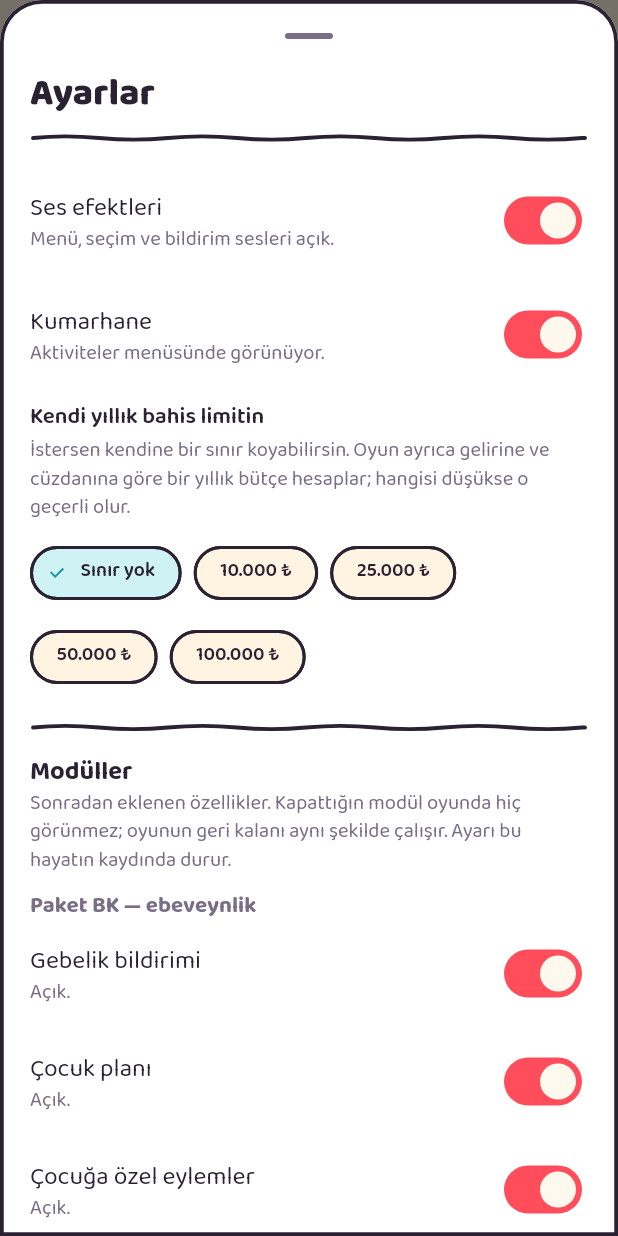
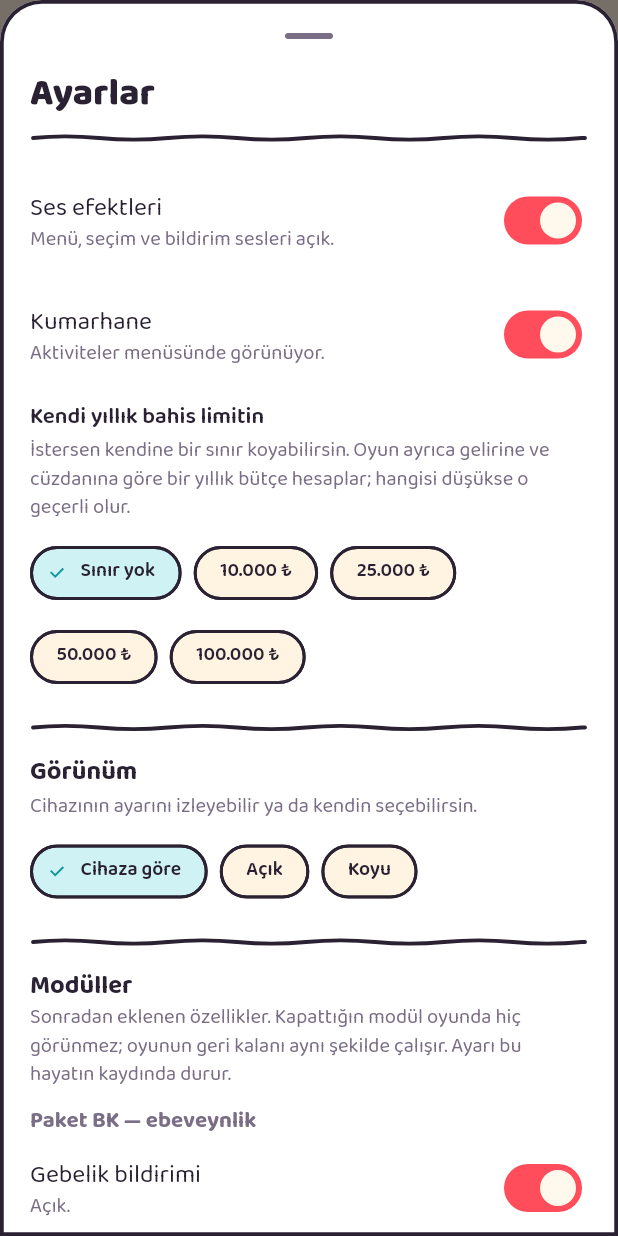
Before and after one commit to fahrettinkoksal/bir--m-r, a Flutter app: the screen it shows after launch, after a tap on "Rastgele bir hayat", after a tap on the "settings" icon, on a phone screen of 412 x 824 dp. Run offline on Flutter 3.47's test engine with Material 3 defaults, Android fonts, the phone set to English and light mode, and no system bars; our stand-ins replace audioplayers.

Commit message:
Paket BQ: görünüm seçimi — cihaza göre / açık / koyu
Koyu tema oyunda baştan beri vardı (BirOmurTheme.dark(), golden
testleri iki temayı da çekiyor) ama oyuncu seçemiyordu: uygulamanın
kökünde themeMode: ThemeMode.system sabitti. Yani telefonun ayarı neyse
oyun onu kullanıyordu.

- AppThemeChoice (sistem/açık/koyu) GameSettings içinde ve kayda anahtar
  olarak yazılıyor. Flutter'ın ThemeMode'u kayda girmiyor; eşleme arayüz
  katmanında yapılıyor, böylece kayıt biçimi arayüz kütüphanesinin
  sıralamasına bağlı kalmıyor.
- Ayarlar → Görünüm: üç seçenek (settings_theme_sistem / _acik / _koyu).
  Seçim anında uygulanıyor, kayda yazılıyor, oyun kapanıp açılınca
  duruyor.
- BirOmurApp.themeMode artık zorlama parametresi: boşsa kayıttaki seçim,
  kayıt yoksa cihazın ayarı geçerli; dolu verilince o kip uygulanıyor.
  Golden testleri aynı kareyi iki temada da çekmeye devam ediyor.
- Eski kayıtta alan yoksa ya da tanınmayan anahtar varsa cihazın ayarına
  dönülüyor.

Modül anahtarı eklenmedi: anahtar seçimin içinde, "Cihaza göre" eski
davranışın birebir aynısı. Gerekçe Q-212'de.

Bekçi: app/test/paket_bq_gorunum_test.dart (9 test) — kayıt gidiş
dönüşü, eski kayıt, tanınmayan anahtar, üç seçeneğin ekranda olması,
koyu seçilince uygulamanın koyuya geçmesi, cihaz koyuyken açık seçiminin
korunması, kayıttan geri yüklenince seçimin durması ve test
zorlamasının kayıttan güçlü olması.

Hedefli doğrulama: golden_screens, sound, save_field_coverage,
paket_bl_modul_ayar ve paket_bq dosyaları geçti (24 test, 17 atlandı).
Tam süit bu commit'ten sonra koşuyor.

Co-Authored-By: Claude Opus 5 <noreply@anthropic.com>
Claude-Session: https://claude.ai/code/session_017RiAabM4Z6kUyLwtao9wh3

```diff
--- a/app/lib/app.dart
+++ b/app/lib/app.dart
@@ -1,5 +1,6 @@
 import 'package:flutter/material.dart';
 
+import 'domain/models/game_settings.dart';
 import 'state/game_controller.dart';
 import 'state/game_scope.dart';
 import 'ui/screens/home_shell.dart';
@@ -13,16 +14,18 @@ class BirOmurApp extends StatefulWidget {
   const BirOmurApp({
     super.key,
     this.controller,
-    this.themeMode = ThemeMode.system,
+    this.themeMode,
     this.sound,
   });
 
   /// Testlerde sabit tohumlu bir denetleyici verilebilir.
   final GameController? controller;
 
-  /// Açık/koyu tema seçimi. Varsayılan olarak **cihazın** ayarı kullanılır;
-  /// testlerde koyu tema doğrudan verilebilir.
-  final ThemeMode themeMode;
+  /// Tema kipini **zorlar**. Boşsa kayıttaki oyuncu seçimi geçerlidir
+  /// (Paket BQ); kayıt yoksa cihazın ayarı kullanılır. Dolu verilince
+  /// kayıt ne derse desin bu kip uygulanır — golden testleri aynı kareyi
+  /// iki temada da çekebilsin diye.
+  final ThemeMode? themeMode;
 
   /// Ses servisi; testlerde sessiz bir servis verilebilir.
   final SoundService? sound;
@@ -38,6 +41,9 @@ class _BirOmurAppState extends State<BirOmurApp> {
   /// Ses efektleri servisi. Ayar kapalıyken hiçbir ses çalınmaz.
   late final SoundService _sound = widget.sound ?? SoundService();
 
+  /// Kayıttan okunan görünüm seçimi (Paket BQ).
+  AppThemeChoice _temaSecimi = AppThemeChoice.sistem;
+
   @override
   void initState() {
     super.initState();
@@ -45,9 +51,26 @@ class _BirOmurAppState extends State<BirOmurApp> {
     _ayarlariUygula();
   }
 
-  /// Kayıttaki ses ayarını servise yansıtır.
+  /// Kayıttaki ses ve görünüm ayarını uygular.
   void _ayarlariUygula() {
     _sound.enabled = _controller.state?.settings.soundEnabled ?? true;
+    final AppThemeChoice secim =
+        _controller.state?.settings.themeChoice ?? AppThemeChoice.sistem;
+    if (secim != _temaSecimi) {
+      setState(() => _temaSecimi = secim);
+    }
+  }
+
+  /// Oyuncunun seçimi Flutter'ın kipine burada çevrilir: kayıt biçimi
+  /// arayüz kütüphanesine bağlanmaz.
+  ThemeMode get _temaKipi {
+    final ThemeMode? zorlanan = widget.themeMode;
+    if (zorlanan != null) return zorlanan;
+    return switch (_temaSecimi) {
+      AppThemeChoice.sistem => ThemeMode.system,
+      AppThemeChoice.acik => ThemeMode.light,
+      AppThemeChoice.koyu => ThemeMode.dark,
+    };
   }
 
   @override
@@ -69,7 +92,7 @@ class _BirOmurAppState extends State<BirOmurApp> {
           debugShowCheckedModeBanner: false,
           theme: BirOmurTheme.light(),
           darkTheme: BirOmurTheme.dark(),
-          themeMode: widget.themeMode,
+          themeMode: _temaKipi,
           home: const _Root(),
         ),
       ),
--- a/app/lib/domain/models/game_settings.dart
+++ b/app/lib/domain/models/game_settings.dart
@@ -1,6 +1,36 @@
 import 'package:flutter/foundation.dart';
 
 import '../features/feature_catalog.dart';
+
+/// Oyuncunun görünüm seçimi (Paket BQ).
+///
+/// Oyunda koyu tema baştan beri **vardı** (`BirOmurTheme.dark()`) ama
+/// oyuncu seçemiyordu: uygulamanın kökü `ThemeMode.system` ile sabitti,
+/// yani telefonun ayarı neyse o. Bu enum seçimi kayda taşır.
+///
+/// Flutter'ın `ThemeMode`'u burada kullanılmaz: kayıt biçimi arayüz
+/// kütüphanesine bağlanmaz, eşleme arayüz katmanında yapılır.
+enum AppThemeChoice {
+  sistem('Cihaza göre', 'sistem'),
+  acik('Açık', 'acik'),
+  koyu('Koyu', 'koyu');
+
+  const AppThemeChoice(this.label, this.saveKey);
+
+  /// Ayarlar ekranında görünen ad.
+  final String label;
+
+  /// Kayıttaki anahtar. Yeni değer eklenirse eski kayıtlar bozulmasın
+  /// diye tanınmayan anahtar [sistem] sayılır.
+  final String saveKey;
+
+  static AppThemeChoice byKey(Object? key) {
+    for (final AppThemeChoice secim in values) {
+      if (secim.saveKey == key) return secim;
+    }
+    return sistem;
+  }
+}
 
 /// Oyuncunun kendi ayarları.
 ///
@@ -13,6 +43,7 @@ class GameSettings {
     this.wagerLimitPerAge,
     this.soundEnabled = true,
     this.features = FeatureSwitches.defaults,
+    this.themeChoice = AppThemeChoice.sistem,
   });
 
   /// Kumarhane modülü açık mı?
@@ -34,16 +65,21 @@ class GameSettings {
   /// alanında kalır; yeni özelliklerin hepsi buradan açılıp kapanır.
   final FeatureSwitches features;
 
+  /// Açık/koyu/sistem seçimi (Paket BQ). Varsayılan cihazın ayarıdır.
+  final AppThemeChoice themeChoice;
+
   GameSettings copyWith({
     bool? casinoEnabled,
     Object? wagerLimitPerAge = _unset,
     bool? soundEnabled,
     FeatureSwitches? features,
+    AppThemeChoice? themeChoice,
   }) =>
       GameSettings(
         casinoEnabled: casinoEnabled ?? this.casinoEnabled,
         soundEnabled: soundEnabled ?? this.soundEnabled,
         features: features ?? this.features,
+        themeChoice: themeChoice ?? this.themeChoice,
         wagerLimitPerAge: wagerLimitPerAge == _unset
             ? this.wagerLimitPerAge
             : wagerLimitPerAge as int?,
--- a/app/lib/ui/widgets/settings_sheet.dart
+++ b/app/lib/ui/widgets/settings_sheet.dart
@@ -145,6 +145,42 @@ class _SettingsSheetState extends State<SettingsSheet> {
               const SizedBox(height: 18),
               const KilimDivider(),
               const SizedBox(height: 14),
+              // --- Görünüm (Paket BQ) -----------------------------------
+              //
+              // Koyu tema oyunda baştan beri vardı ama oyuncu
+              // seçemiyordu: uygulamanın kökü `ThemeMode.system` ile
+              // sabitti. Seçim artık kayıtta duruyor.
+              Text('Görünüm', style: theme.textTheme.titleMedium),
+              const SizedBox(height: 4),
+              Text(
+                'Cihazının ayarını izleyebilir ya da kendin '
+                'seçebilirsin.',
+                style: theme.textTheme.bodySmall?.copyWith(
+                  color: theme.colorScheme.onSurfaceVariant,
+                ),
+              ),
+              const SizedBox(height: 10),
+              Wrap(
+                spacing: 8,
+                runSpacing: 8,
+                children: <Widget>[
+                  for (final AppThemeChoice secim in AppThemeChoice.values)
+                    ChoiceChip(
+                      key: Key('settings_theme_${secim.saveKey}'),
+                      label: Text(secim.label),
+                      selected: ayarlar.themeChoice == secim,
+                      onSelected: (_) {
+                        controller.updateSettings(
+                          ayarlar.copyWith(themeChoice: secim),
+                        );
+                        setState(() {});
+                      },
+                    ),
+                ],
+              ),
+              const SizedBox(height: 18),
+              const KilimDivider(),
+              const SizedBox(height: 14),
               // --- Modüller (Paket BL) ----------------------------------
               //
               // Sonradan eklenen her özellik buradan kapatılabilir.
```
Also changed, not shown: app/lib/data/save/game_state_codec.dart (+8 -0 lines), 7 other files.
